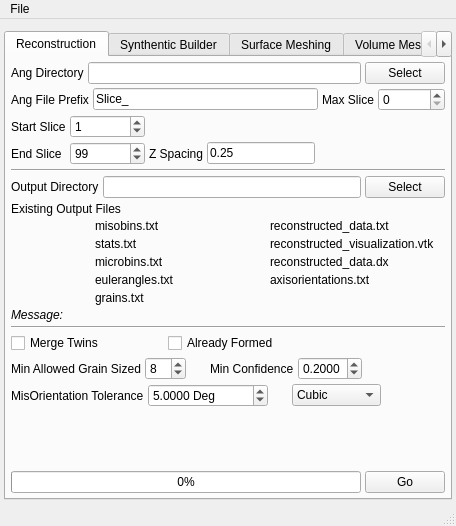
First picture: the form in Source/AIM/GUI/UI_Files/RepresentationUI.ui, repository BlueQuartzSoftware/DREAM3D, before the edit.
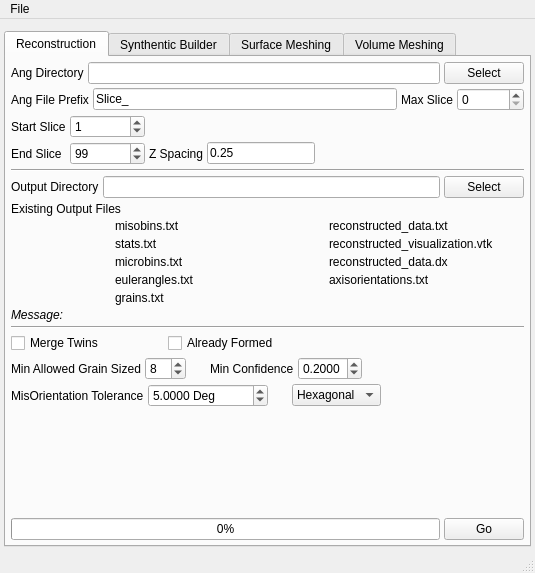
Second picture: the form after the edit. Icons and pictures are not drawn.

What changed in the file:
```diff
--- a/Source/AIM/GUI/UI_Files/RepresentationUI.ui
+++ b/Source/AIM/GUI/UI_Files/RepresentationUI.ui
@@ -6,8 +6,8 @@
    <rect>
     <x>0</x>
     <y>0</y>
-    <width>456</width>
-    <height>526</height>
+    <width>535</width>
+    <height>573</height>
    </rect>
   </property>
   <property name="windowTitle">
@@ -614,7 +614,7 @@
            <widget class="QComboBox" name="crystalStructure">
             <item>
              <property name="text">
-              <string>Cubic</string>
+              <string>Hexagonal</string>
              </property>
             </item>
             <item>
@@ -2035,7 +2035,7 @@
     <rect>
      <x>0</x>
      <y>0</y>
-     <width>456</width>
+     <width>535</width>
      <height>22</height>
     </rect>
    </property>
```
Left out of the diff: 6 changed lines with no effect on the pictures.
